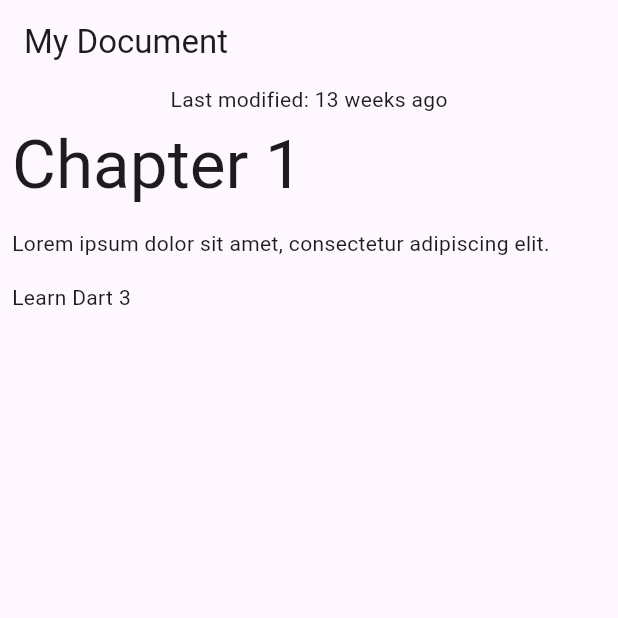
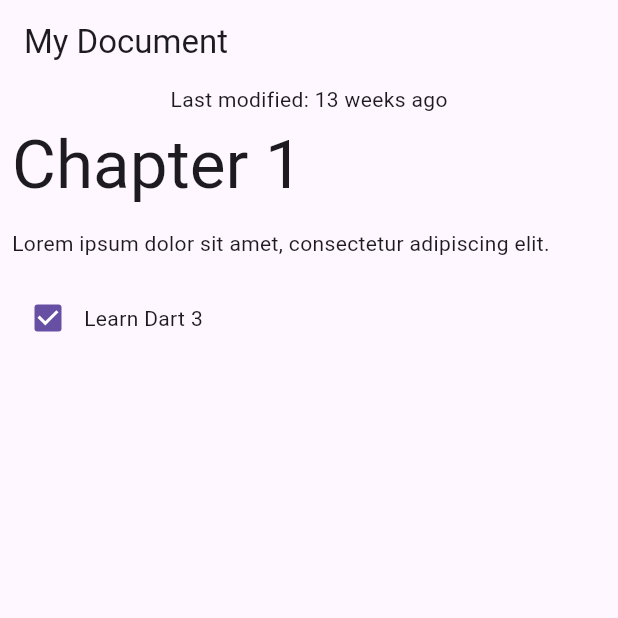
Before and after one commit to flutter-development-rboriba/patterns_codelab, a Flutter app: the screen it shows after launch, on a phone screen of 412 x 824 dp, the top half of it. Run offline on Flutter 3.47's test engine with Material 3 defaults, Android fonts, the phone set to English and light mode, and no system bars.

```diff
--- a/lib/data.dart
+++ b/lib/data.dart
@@ -27,18 +27,34 @@ class Document {
   }
 }
 
-class Block {
-  final String type;
+sealed class Block {
+  Block();
+
+  factory Block.fromJson(Map<String, Object?> json) {
+    return switch (json) {
+      {'type': 'h1', 'text': String text} => HeaderBlock(text),
+      {'type': 'p', 'text': String text} => ParagraphBlock(text),
+      {'type': 'checkbox', 'text': String text, 'checked': bool checked} =>
+        CheckboxBlock(text, checked),
+      _ => throw const FormatException('Unexpected JSON format'),
+    };
+  }
+}
+
+class HeaderBlock extends Block {
   final String text;
-  Block(this.type, this.text);
+  HeaderBlock(this.text);
+}
 
-  factory Block.fromJson(Map<String, dynamic> json) {
-    if (json case {'type': final type, 'text': final text}) {
-      return Block(type, text);
-    } else {
-      throw const FormatException('Unexpected JSON format');
-    }
-  }
+class ParagraphBlock extends Block {
+  final String text;
+  ParagraphBlock(this.text);
+}
+
+class CheckboxBlock extends Block {
+  final String text;
+  final bool isChecked;
+  CheckboxBlock(this.text, this.isChecked);
 }
 
 const documentJson = '''
@@ -58,7 +74,7 @@ const documentJson = '''
     },
     {
       "type": "checkbox",
-      "checked": false,
+      "checked": true,
       "text": "Learn Dart 3"
     }
   ]
--- a/lib/main.dart
+++ b/lib/main.dart
@@ -1,6 +1,8 @@
 import 'package:flutter/material.dart';
 
 import 'data.dart';
+
+// https://codelabs.developers.google.com/codelabs/dart-patterns-records#0
 
 void main() {
   runApp(const DocumentApp());
@@ -81,19 +83,21 @@ class BlockWidget extends StatelessWidget {
 
   @override
   Widget build(BuildContext context) {
-    TextStyle? textStyle;
-    textStyle = switch (block.type) {
-      'h1' => Theme.of(context).textTheme.displayMedium,
-      'p' || 'checkbox' => Theme.of(context).textTheme.bodyMedium,
-      _ => Theme.of(context).textTheme.bodySmall
-    };
-
     return Container(
       margin: const EdgeInsets.all(8),
-      child: Text(
-        block.text,
-        style: textStyle,
-      ),
+      child: switch (block) {
+        HeaderBlock(:final text) => Text(
+            text,
+            style: Theme.of(context).textTheme.displayMedium,
+          ),
+        ParagraphBlock(:final text) => Text(text),
+        CheckboxBlock(:final text, :final isChecked) => Row(
+            children: [
+              Checkbox(value: isChecked, onChanged: (_) {}),
+              Text(text),
+            ],
+          ),
+      },
     );
   }
 }
```
